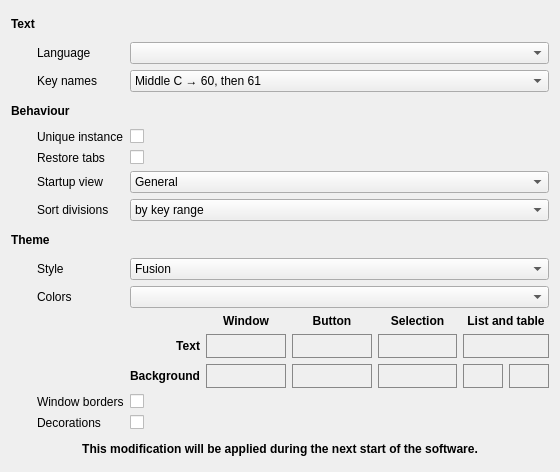
Qt form sources/context/interface/configsectioninterface.ui (davy7125/polyphone) before a commit.
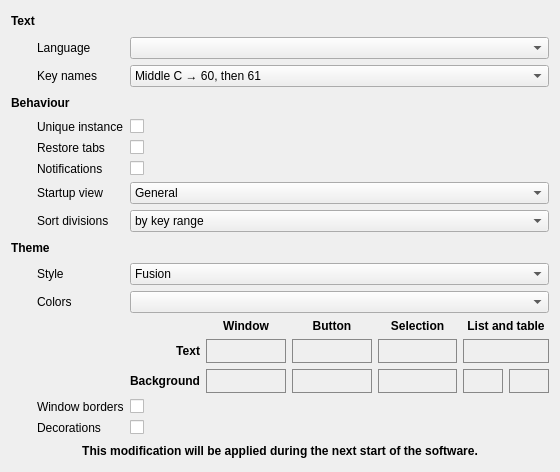
The same form after that commit.

The edit to the form file:
```diff
--- a/sources/context/interface/configsectioninterface.ui
+++ b/sources/context/interface/configsectioninterface.ui
@@ -14,7 +14,7 @@
    <string notr="true">Form</string>
   </property>
   <layout class="QGridLayout" name="gridLayout_3">
-   <item row="9" column="1">
+   <item row="10" column="1">
     <widget class="QLabel" name="label_6">
      <property name="text">
       <string>Style</string>
@@ -34,7 +34,7 @@
      </property>
     </widget>
    </item>
-   <item row="8" column="0" colspan="3">
+   <item row="9" column="0" colspan="3">
     <widget class="QLabel" name="labelSubTitle3">
      <property name="font">
       <font>
@@ -46,7 +46,7 @@
      </property>
     </widget>
    </item>
-   <item row="10" column="2">
+   <item row="11" column="2">
     <widget class="QComboBox" name="comboColorTheme">
      <property name="sizePolicy">
       <sizepolicy hsizetype="Expanding" vsizetype="Fixed">
@@ -56,7 +56,7 @@
      </property>
     </widget>
    </item>
-   <item row="9" column="2">
+   <item row="10" column="2">
     <widget class="QComboBox" name="comboStyle">
      <item>
       <property name="text">
@@ -65,7 +65,7 @@
      </item>
     </widget>
    </item>
-   <item row="12" column="1">
+   <item row="13" column="1">
     <widget class="QLabel" name="labelBorders">
      <property name="text">
       <string>Window borders</string>
@@ -114,21 +114,21 @@
      </property>
     </widget>
    </item>
-   <item row="7" column="1">
+   <item row="8" column="1">
     <widget class="QLabel" name="label">
      <property name="text">
       <string>Sort divisions</string>
      </property>
     </widget>
    </item>
-   <item row="13" column="2">
+   <item row="14" column="2">
     <widget class="QCheckBox" name="checkDecorations">
      <property name="text">
       <string/>
      </property>
     </widget>
    </item>
-   <item row="13" column="1">
+   <item row="14" column="1">
     <widget class="QLabel" name="label_3">
      <property name="text">
       <string>Decorations</string>
@@ -187,7 +187,7 @@
      </property>
     </widget>
    </item>
-   <item row="11" column="2">
+   <item row="12" column="2">
     <layout class="QGridLayout" name="gridLayoutColors" columnstretch="0,2,2,2,1,1">
      <item row="1" column="0">
       <widget class="QLabel" name="labelColorText">
@@ -545,7 +545,7 @@
      </item>
     </layout>
    </item>
-   <item row="14" column="0" colspan="3">
+   <item row="15" column="0" colspan="3">
     <widget class="QLabel" name="labelRestart">
      <property name="font">
       <font>
@@ -560,21 +560,21 @@
      </property>
     </widget>
    </item>
-   <item row="6" column="1">
+   <item row="7" column="1">
     <widget class="QLabel" name="label_5">
      <property name="text">
       <string>Startup view</string>
      </property>
     </widget>
    </item>
-   <item row="12" column="2">
+   <item row="13" column="2">
     <widget class="QCheckBox" name="checkBorders">
      <property name="text">
       <string/>
      </property>
     </widget>
    </item>
-   <item row="10" column="1">
+   <item row="11" column="1">
     <widget class="QLabel" name="labelColors">
      <property name="text">
       <string>Colors</string>
@@ -614,7 +614,21 @@
      </property>
     </widget>
    </item>
-   <item row="7" column="2">
+   <item row="6" column="1">
+    <widget class="QLabel" name="labelNotifications">
+     <property name="text">
+      <string>Notifications</string>
+     </property>
+    </widget>
+   </item>
+   <item row="6" column="2">
+    <widget class="QCheckBox" name="checkNotifications">
+     <property name="text">
+      <string/>
+     </property>
+    </widget>
+   </item>
+   <item row="8" column="2">
     <widget class="QComboBox" name="comboSortDivisions">
      <property name="sizePolicy">
       <sizepolicy hsizetype="Expanding" vsizetype="Fixed">
@@ -644,7 +658,7 @@
      </item>
     </widget>
    </item>
-   <item row="6" column="2">
+   <item row="7" column="2">
     <widget class="QComboBox" name="comboStartupView">
      <item>
       <property name="text">
```
Left out of the diff: 1 changed line with no effect on the pictures.
